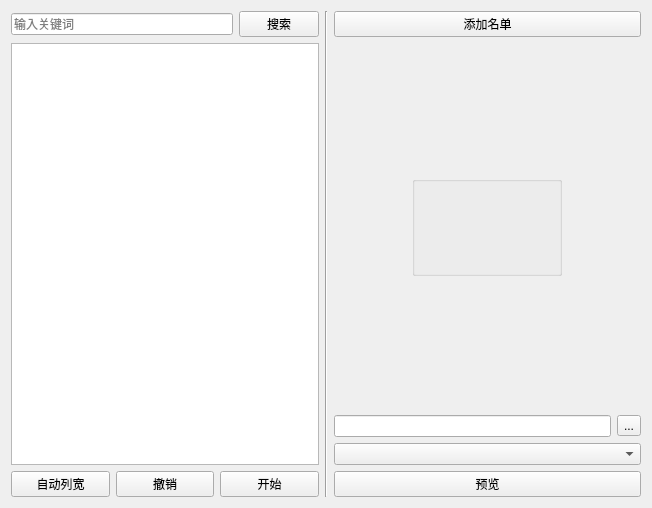
Alddp/XWAssistance, file UI/main_ui.ui: the form before one commit.
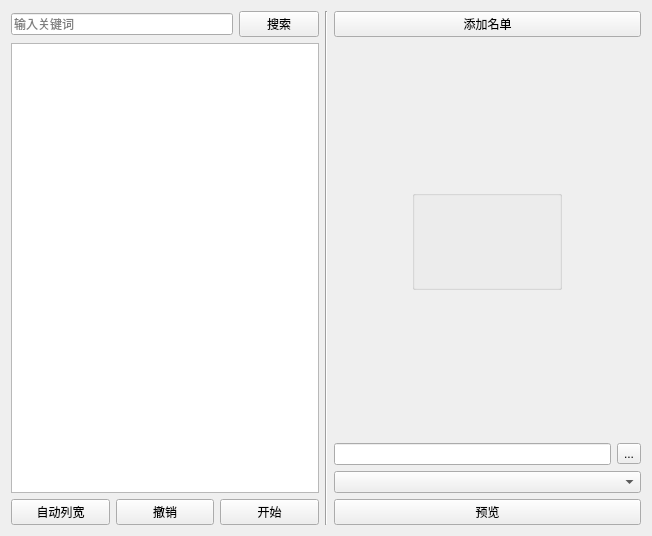
The form after the commit.

Commit message:
改进UI布局和功能
-调整主界面窗口大小，增加高度
- 更新写配置界面，增强布局和功能
- 在主窗口中替换默认groupBox为DragDropGroupBox，提升用户体验
-优化表格视图数据更新逻辑

```diff
--- a/UI/main_ui.ui
+++ b/UI/main_ui.ui
@@ -7,7 +7,7 @@
     <x>0</x>
     <y>0</y>
     <width>652</width>
-    <height>508</height>
+    <height>536</height>
    </rect>
   </property>
   <property name="windowTitle">
```
The commit also changes 6 other files.
